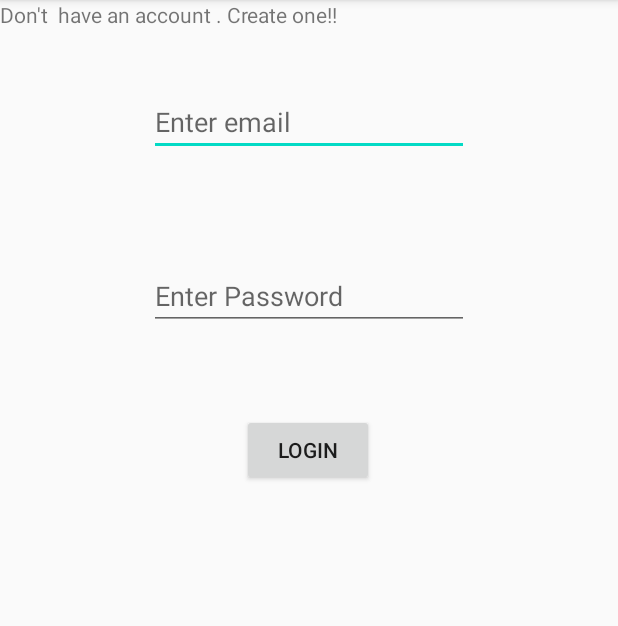
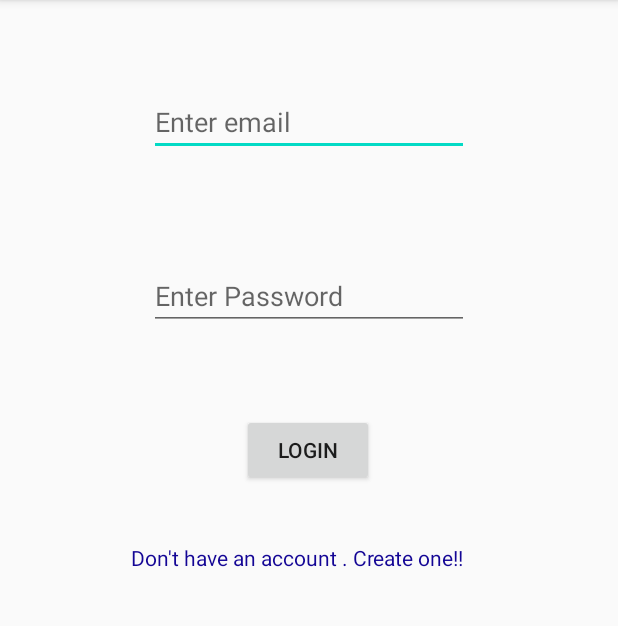
Before and after one commit to The-Fuse/Transport_Tracker, an Android app: the screen it shows after launch (Home), on a phone screen of 412 x 824 dp, the part 84-710 px from its top. Run offline under Robolectric (Android 15) with nearby library versions, the phone set to English and light mode, and no system bars; our stand-ins replace Firebase (no records; nobody signed in at launch, a user with empty details on screens opened directly).

```diff
--- a/app/src/main/res/layout/activity_home2.xml
+++ b/app/src/main/res/layout/activity_home2.xml
@@ -46,7 +46,12 @@
         android:id="@+id/registration"
         android:layout_width="wrap_content"
         android:layout_height="wrap_content"
-        android:text="Don't  have an account . Create one!!"
-        tools:layout_editor_absoluteX="89dp"
-        tools:layout_editor_absoluteY="316dp" />
+        android:text="@string/don_t_have_an_account_create_one"
+        app:layout_constraintBottom_toBottomOf="parent"
+        android:textColor="#130595"
+        app:layout_constraintEnd_toEndOf="parent"
+        app:layout_constraintHorizontal_bias="0.461"
+        app:layout_constraintStart_toStartOf="parent"
+        app:layout_constraintTop_toBottomOf="@+id/login"
+        app:layout_constraintVertical_bias="0.089" />
 </androidx.constraintlayout.widget.ConstraintLayout>
--- a/app/src/main/res/values/strings.xml
+++ b/app/src/main/res/values/strings.xml
@@ -9,4 +9,5 @@
     <string name="stop_location_tracing">Stop LOcation Tracing</string>
     <string name="tracking_your_location_tap_to_cancel">Tracking your location Tap to cancel</string>
     <string name="location_is_on">Location is on</string>
+    <string name="don_t_have_an_account_create_one">Don\'t have an account . Create one!!</string>
 </resources>
```
